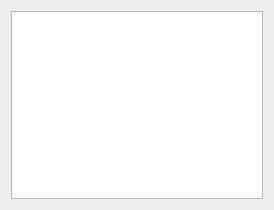
Qt form src/gui/tasklistview.ui (campbellmbrown/task-app) before a commit.
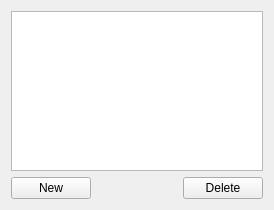
The same form after that commit.

Commit message: #12 Creating New button

Patch:
```diff
--- a/src/gui/tasklistview.ui
+++ b/src/gui/tasklistview.ui
@@ -13,11 +13,42 @@
   <property name="windowTitle">
    <string>TaskListView</string>
   </property>
-  <layout class="QGridLayout" name="taskListViewLayout">
-   <item row="0" column="0">
-    <widget class="QTreeView" name="taskListTree"/>
-   </item>
-  </layout>
+   <layout class="QVBoxLayout" name="verticalLayout">
+    <item>
+     <widget class="QTreeView" name="taskListTree"/>
+    </item>
+    <item>
+     <layout class="QHBoxLayout" name="footerLayout">
+      <item>
+       <widget class="QPushButton" name="newBtn">
+        <property name="text">
+         <string>New</string>
+        </property>
+       </widget>
+      </item>
+      <item>
+       <spacer name="footerSpacer">
+        <property name="orientation">
+         <enum>Qt::Horizontal</enum>
+        </property>
+        <property name="sizeHint" stdset="0">
+         <size>
+          <width>40</width>
+          <height>20</height>
+         </size>
+        </property>
+       </spacer>
+      </item>
+      <item>
+       <widget class="QPushButton" name="deleteBtn">
+        <property name="text">
+         <string>Delete</string>
+        </property>
+       </widget>
+      </item>
+     </layout>
+    </item>
+   </layout>
  </widget>
  <resources/>
  <connections/>
```
The commit also changes 3 other files.
